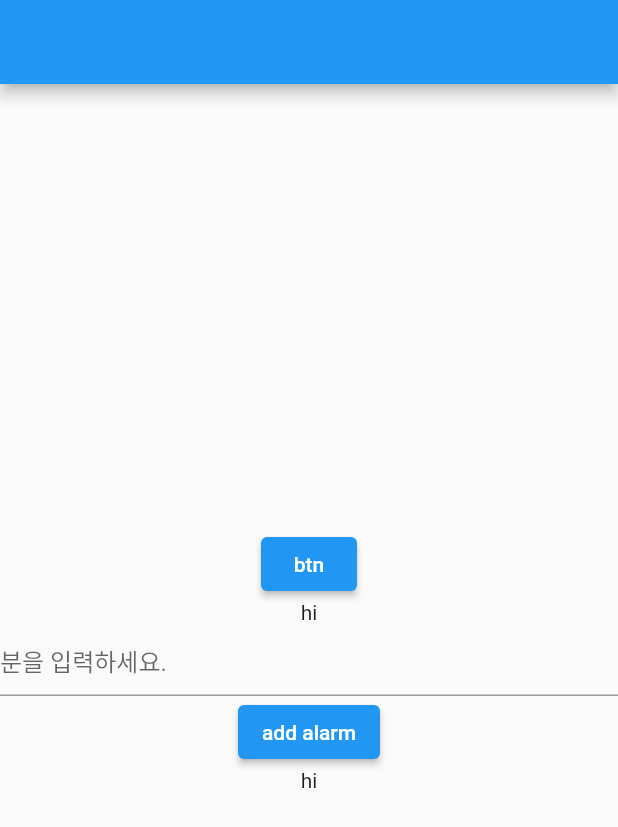
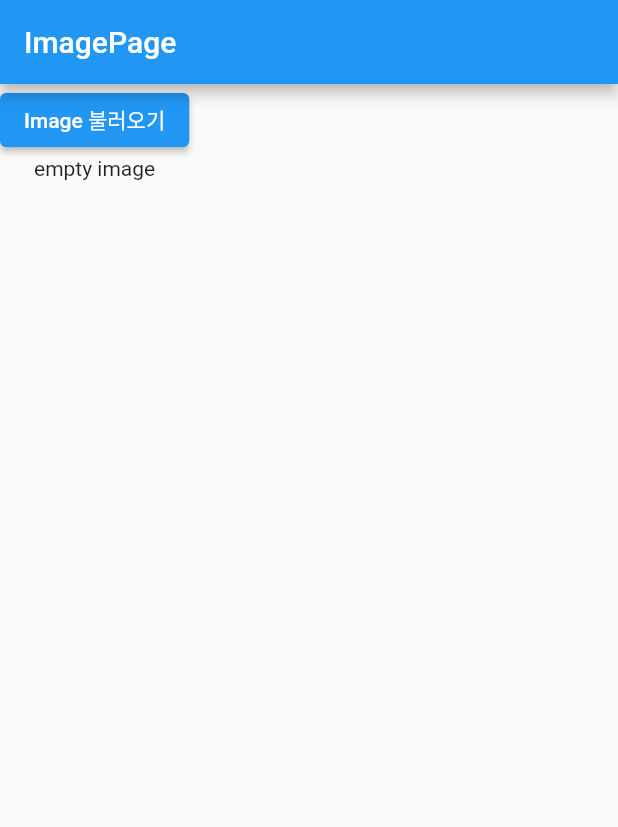
Before and after one commit to vortexgenerator/study_package, a Flutter app: the screen it shows after launch, on a phone screen of 412 x 824 dp. Shown: the top 827 px of the screen. Run offline on Flutter 3.47's test engine with Material 2 defaults, Android fonts, the phone set to English and light mode, and no system bars; our stand-ins replace flutter_local_notifications, flutter_native_timezone, fluttertoast, image_picker, timezone.

Commit message:
Feat: image picker Study

```diff
--- a/lib/main.dart
+++ b/lib/main.dart
@@ -2,6 +2,7 @@
 import 'package:flutter_local_notifications/flutter_local_notifications.dart';
 import 'package:flutter_native_timezone/flutter_native_timezone.dart';
 import 'package:study_package/page/home_page.dart';
+import 'package:study_package/page/image_page.dart';
 import 'package:timezone/data/latest_all.dart' as tz;
 import 'package:timezone/timezone.dart' as tz;
 
@@ -58,7 +59,7 @@
         // is not restarted.
         primarySwatch: Colors.blue,
       ),
-      home: HomePage(),
+      home: ImagePage(),
     );
   }
 }
--- /dev/null
+++ b/lib/page/image_page.dart
@@ -0,0 +1,37 @@
+import 'dart:io';
+
+import 'package:flutter/material.dart';
+import 'package:image_picker/image_picker.dart';
+
+class ImagePage extends StatefulWidget {
+  const ImagePage({Key? key}) : super(key: key);
+
+  @override
+  State<ImagePage> createState() => _ImagePageState();
+}
+
+class _ImagePageState extends State<ImagePage> {
+  File? _image;
+
+  @override
+  Widget build(BuildContext context) {
+    return Scaffold(
+        appBar: AppBar(title: Text('ImagePage')),
+        body: Column(children: [
+          ElevatedButton(
+              onPressed: () async {
+                final ImagePicker _picker = ImagePicker();
+                // Pick an image
+                final XFile? image =
+                    await _picker.pickImage(source: ImageSource.camera);
+                if (image != null) {
+                  setState(() {
+                    _image = File(image.path);
+                  });
+                }
+              },
+              child: const Text('Image 불러오기')),
+          _image == null ? const Text('empty image') : Image.file(_image!)
+        ]));
+  }
+}
--- a/pubspec.yaml
+++ b/pubspec.yaml
@@ -37,6 +37,7 @@
   flutter_local_notifications: ^9.5.2
   timezone: ^0.8.0
   flutter_native_timezone: ^2.0.0
+  image_picker: ^0.8.5+2
 
 dev_dependencies:
   flutter_test:
```
Also changed, not shown: pubspec.lock, 2 other files.
